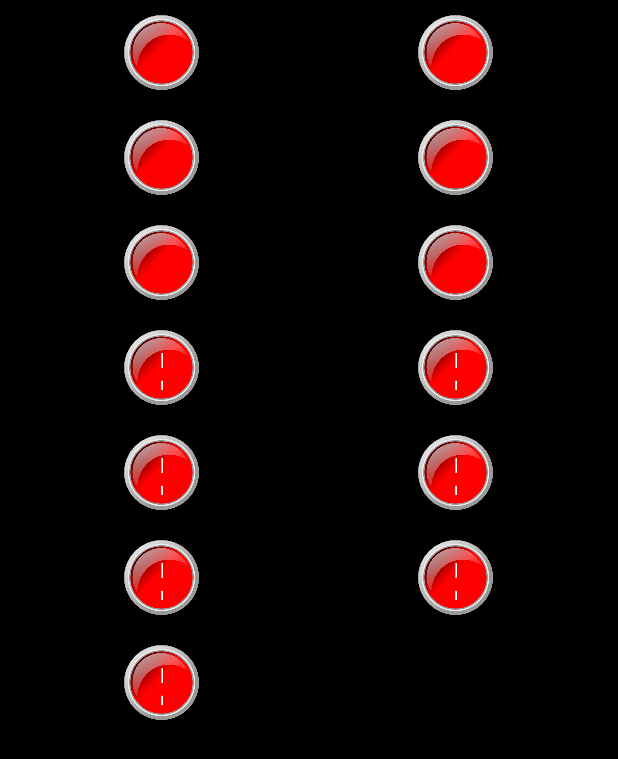
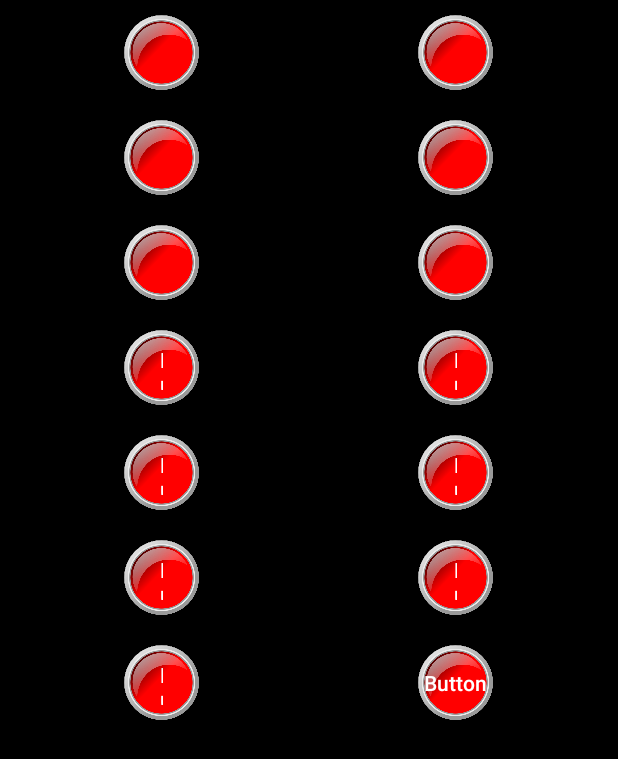
Before and after one commit to Agustin2211/Android, an Android app: the screen it shows after launch (Botones), after a tap on "CONTINUAR", on a phone screen of 412 x 824 dp. Shown: the top 759 px of the screen. Run offline under Robolectric (Android 15) with nearby library versions, the phone set to English and light mode, and no system bars.

Commit message:
Botones Agregados

```diff
--- a/Botonera/app/src/main/java/com/example/botonera/Botones.java
+++ b/Botonera/app/src/main/java/com/example/botonera/Botones.java
@@ -1,8 +1,5 @@
 package com.example.botonera;
 
-import static android.widget.Toast.LENGTH_SHORT;
-
-import android.annotation.SuppressLint;
 import android.app.Dialog;
 import android.graphics.Color;
 import android.graphics.drawable.ColorDrawable;
@@ -15,7 +12,6 @@
 import android.view.animation.AnimationUtils;
 import android.widget.Button;
 import android.widget.TextView;
-import android.widget.Toast;
 import android.widget.VideoView;
 
 import androidx.activity.EdgeToEdge;
@@ -82,7 +78,7 @@
         TextView tvBait = findViewById(R.id.tvBait);
         TextView tvXD = findViewById(R.id.tvXD);
 
-        ViewCompat.setOnApplyWindowInsetsListener(findViewById(R.id.main), (v, insets) -> {
+        ViewCompat.setOnApplyWindowInsetsListener(findViewById(R.id.buttonGuardaloParaElTP), (v, insets) -> {
             Insets systemBars = insets.getInsets(WindowInsetsCompat.Type.systemBars());
             v.setPadding(systemBars.left, systemBars.top, systemBars.right, systemBars.bottom);
             return insets;
--- a/Botonera/app/src/main/java/com/example/botonera/MainActivity.java
+++ b/Botonera/app/src/main/java/com/example/botonera/MainActivity.java
@@ -2,8 +2,6 @@
 
 import android.content.Intent;
 import android.os.Bundle;
-import android.os.Handler;
-import android.sax.StartElementListener;
 import android.view.View;
 import android.view.animation.Animation;
 import android.view.animation.AnimationUtils;
@@ -26,7 +24,7 @@
 
         Button continuar = findViewById(R.id.continuar);
 
-        ViewCompat.setOnApplyWindowInsetsListener(findViewById(R.id.main), (v, insets) -> {
+        ViewCompat.setOnApplyWindowInsetsListener(findViewById(R.id.buttonGuardaloParaElTP), (v, insets) -> {
             Insets systemBars = insets.getInsets(WindowInsetsCompat.Type.systemBars());
             v.setPadding(systemBars.left, systemBars.top, systemBars.right, systemBars.bottom);
             return insets;
--- a/Botonera/app/src/main/res/layout/activity_botones.xml
+++ b/Botonera/app/src/main/res/layout/activity_botones.xml
@@ -1,13 +1,12 @@
 <?xml version="1.0" encoding="utf-8"?>
 <ScrollView xmlns:android="http://schemas.android.com/apk/res/android"
-        xmlns:app="http://schemas.android.com/apk/res-auto"
-        xmlns:tools="http://schemas.android.com/tools"
-        android:id="@+id/main"
-        android:layout_width="match_parent"
-        android:layout_height="match_parent"
-        tools:context=".Botones"
-        android:background="@color/black"
-        android:orientation="vertical">
+    xmlns:app="http://schemas.android.com/apk/res-auto"
+    xmlns:tools="http://schemas.android.com/tools"
+    android:layout_width="match_parent"
+    android:layout_height="match_parent"
+    android:background="@color/black"
+    android:orientation="vertical"
+    tools:context=".Botones">
 
     <LinearLayout
         android:layout_width="match_parent"
@@ -439,6 +438,45 @@
                 android:layout_height="match_parent"
                 android:layout_weight="1"
                 android:gravity="center_horizontal"
+                android:orientation="vertical">
+
+                <Button
+                    android:id="@+id/buttonGuardaloParaElTP"
+                    android:layout_width="50dp"
+                    android:layout_height="50dp"
+                    android:background="@drawable/boton"
+                    android:text="Button"
+                    app:backgroundTint="@null" />
+
+                <TextView
+                    android:id="@+id/tvGuardaloParaElTP"
+                    android:layout_width="match_parent"
+                    android:layout_height="wrap_content"
+                    android:fontFamily="sans-serif-black"
+                    android:padding="10dp"
+                    android:text="Guardalo para el T.P."
+                    android:textAlignment="center"
+                    android:textColor="@color/red"
+                    android:textStyle="bold"
+                    android:visibility="gone" />
+            </LinearLayout>
+        </LinearLayout>
+
+        <LinearLayout
+            android:layout_width="match_parent"
+            android:layout_height="wrap_content"
+            android:orientation="horizontal">
+
+            <LinearLayout
+                android:layout_width="match_parent"
+                android:layout_height="match_parent"
+                android:layout_weight="1"
+                android:orientation="vertical"></LinearLayout>
+
+            <LinearLayout
+                android:layout_width="match_parent"
+                android:layout_height="match_parent"
+                android:layout_weight="1"
                 android:orientation="vertical"></LinearLayout>
         </LinearLayout>
 
--- a/Botonera/app/src/main/res/layout/activity_main.xml
+++ b/Botonera/app/src/main/res/layout/activity_main.xml
@@ -3,7 +3,7 @@
     xmlns:android="http://schemas.android.com/apk/res/android"
     xmlns:tools="http://schemas.android.com/tools"
     xmlns:app="http://schemas.android.com/apk/res-auto"
-    android:id="@+id/main"
+    android:id="@+id/buttonGuardaloParaElTP"
     android:layout_width="match_parent"
     android:layout_height="match_parent"
     android:background="@color/red"
```
